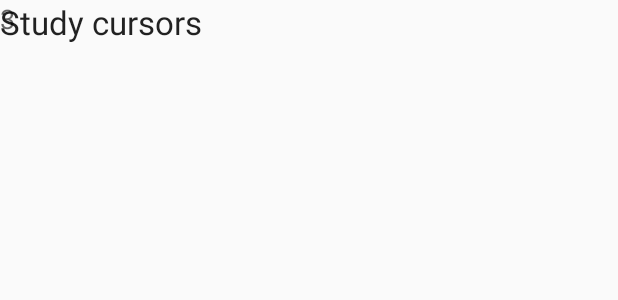
After one commit to swagenseller/BudgetApp, an Android app: the layout cursor_row.xml on its own in the app's theme, with its tools: preview values and no code run, on a phone screen of 412 x 824 dp. The commit adds this screen. Shown: the top 300 px of the screen. Run offline under Robolectric (Android 15) with nearby library versions, the phone set to English and light mode, and no system bars.

Commit message:
added MyCursorAdapter, listview xml and cleaned up MainAcivity

```diff
--- a/app/src/main/java/com/example/jeff/myapplication/MainActivity.java
+++ b/app/src/main/java/com/example/jeff/myapplication/MainActivity.java
@@ -55,6 +55,7 @@ public class MainActivity extends AppCompatActivity implements ExpenseDialog.dia
         catList.setOnItemClickListener(new AdapterView.OnItemClickListener() {
 
             public void onItemClick(AdapterView<?> parent, View view, int position, long id) {
+
 
                 startActivity(new Intent(view.getContext(), Category.class));
             }
--- /dev/null
+++ b/app/src/main/res/layout/cursor_row.xml
@@ -0,0 +1,19 @@
+<?xml version="1.0" encoding="utf-8"?>
+<android.support.constraint.ConstraintLayout
+    xmlns:android="http://schemas.android.com/apk/res/android" android:layout_width="match_parent"
+    android:layout_height="match_parent">
+    <TextView
+        android:id="@+id/rowName"
+        android:layout_width="wrap_content"
+        android:layout_height="wrap_content"
+        android:text="Study cursors"
+        android:textAppearance="?android:attr/textAppearanceLarge" />
+    <TextView
+        android:id="@+id/rowAmount"
+        android:layout_width="wrap_content"
+        android:layout_height="wrap_content"
+        android:layout_marginLeft="10dp"
+        android:text="3"
+        android:textAppearance="?android:attr/textAppearanceMedium" />
+
+</android.support.constraint.ConstraintLayout>
```
Also changed, not shown: app/src/main/java/com/example/jeff/myapplication/MyCursorAdapter.java (added, +41 -0 lines).
